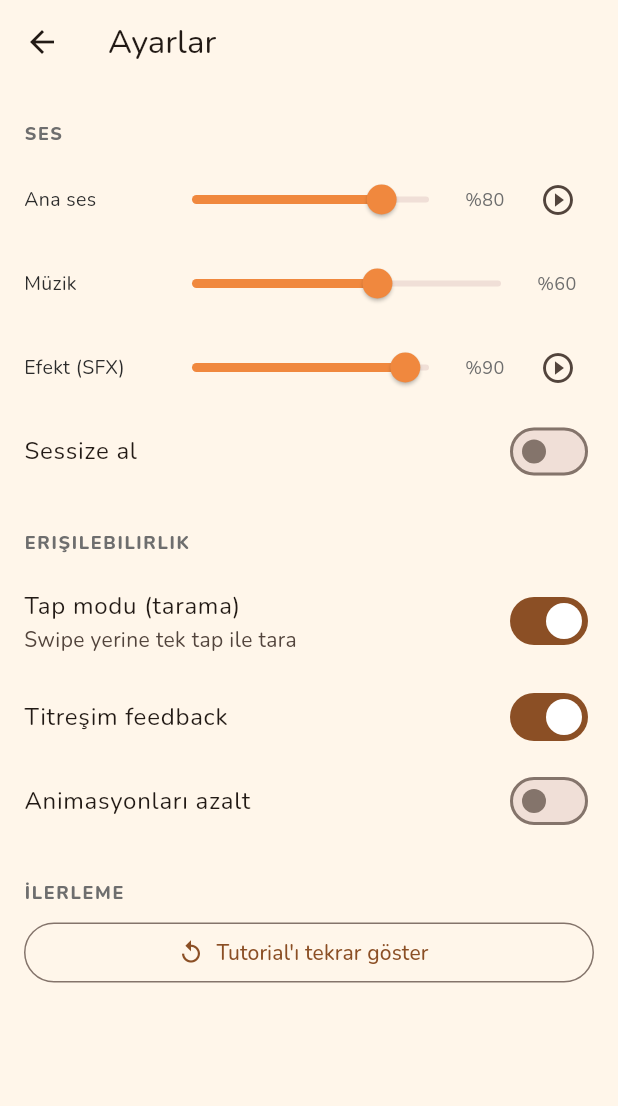
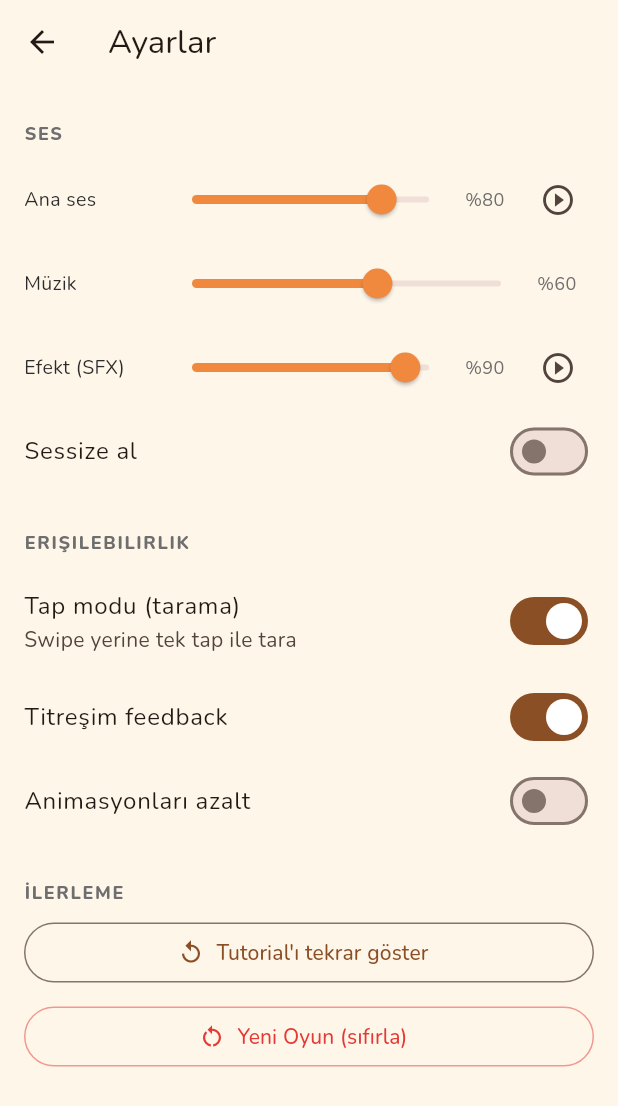
Before and after one commit to mfbilgin/barcode-boss, a Flutter app: the screen it shows after launch, after a tap on the "settings" icon, on a phone screen of 412 x 824 dp. Shown: the top 1106 px of the screen. Run offline on Flutter 3.47's test engine with Material 3 defaults, Android fonts, the phone set to English and light mode, and no system bars; our stand-ins replace firebase_analytics, firebase_core, firebase_crashlytics, flutter_riverpod, go_router, hive and 1 more; missing offline and left inert: flame, flame_audio; accounts and stored records are empty.

Commit message:
feat(v0.1.3): 6 yeni feedback — UX iyileştirmeleri
#1 Gün süresi 150 → 105 sn (1 dk 45 sn). Daha hızlı loop, daha çok
   tester iterasyonu.

#2 'Yeni Oyun (sıfırla)' butonu Home'dan kaldırıldı, Ayarlar > İlerleme
   bölümüne taşındı. Kırmızı vurgu + onay dialog ('Tüm ilerlemen
   silinecek...') — kazara tıklamayı önler. Onay sonrası:
   economy.newGame() + inventory.reset() + tutorial.reset() çağrılır
   ve Home'a yönlendirilir. Ses/erişilebilirlik ayarları korunur.

#3 Home'a XP açıklayıcı kart eklendi:
   - Şu anki XP / sonraki seviye eşiği ('75/100')
   - Progress bar (mevcut seviye içindeki ilerleme)
   - 'Sonraki seviyeye 25 XP' (max seviyede 'En yüksek seviyedesin')
   - 'Geçen gün: +12 XP' (henüz oynanmadıysa '— (henüz oynanmadı)')
   EconomyState'e currentLevelXpFloor, nextLevelXpThreshold,
   levelProgress getter'ları.

#4 Fiyat slider divisions tutarsızlığı (tester: 'Ekmek noktalı, süt
   değil'). Sabit step yerine sabit divisions (20). Step her ürünün
   aralığına göre dinamik hesaplanır → tüm slider'lar 20 tick'le
   tutarlı görünür.

#5 'Default: 🪙 X' → 'Önerilen Fiyat: 🪙 X' — daha açık dil.
   'Esneklik' ve 'Satış olasılığı' label'ları da ARB'ye taşındı.

#6 Her ürün için 'Önerilen Fiyatı Kullan' butonu (slider altında,
   refresh ikonuyla). Zaten önerilen fiyattaysa devre dışı. Tek
   tıkla default fiyata geri döner.

Test: 64/64 ✓, analyze: 0 sorun. v0.1.2+3 → v0.1.3+4.

```diff
--- a/lib/l10n/gen/app_localizations.dart
+++ b/lib/l10n/gen/app_localizations.dart
@@ -118,6 +118,42 @@ abstract class AppLocalizations {
   /// **'Seviye'**
   String get labelLevel;
 
+  /// No description provided for @labelXpProgress.
+  ///
+  /// In tr, this message translates to:
+  /// **'XP'**
+  String get labelXpProgress;
+
+  /// No description provided for @xpProgressValue.
+  ///
+  /// In tr, this message translates to:
+  /// **'{current}/{next}'**
+  String xpProgressValue(int current, int next);
+
+  /// No description provided for @xpRemaining.
+  ///
+  /// In tr, this message translates to:
+  /// **'Sonraki seviyeye {remaining} XP'**
+  String xpRemaining(int remaining);
+
+  /// No description provided for @xpMaxLevel.
+  ///
+  /// In tr, this message translates to:
+  /// **'En yüksek seviyedesin'**
+  String get xpMaxLevel;
+
+  /// No description provided for @xpLastDay.
+  ///
+  /// In tr, this message translates to:
+  /// **'Geçen gün: +{xp} XP'**
+  String xpLastDay(int xp);
+
+  /// No description provided for @xpNoLastDay.
+  ///
+  /// In tr, this message translates to:
+  /// **'Geçen gün: — (henüz oynanmadı)'**
+  String get xpNoLastDay;
+
   /// No description provided for @levelAndShift.
   ///
   /// In tr, this message translates to:
@@ -141,6 +177,60 @@ abstract class AppLocalizations {
   /// In tr, this message translates to:
   /// **'Ayarlar'**
   String get tooltipSettings;
+
+  /// No description provided for @newGameDialogTitle.
+  ///
+  /// In tr, this message translates to:
+  /// **'Yeni oyuna başla?'**
+  String get newGameDialogTitle;
+
+  /// No description provided for @newGameDialogBody.
+  ///
+  /// In tr, this message translates to:
+  /// **'Tüm ilerlemen silinecek: bakiye, gün sayısı, XP, seviye, stoklar, fiyat ayarları ve son rapor. Ses ve erişilebilirlik ayarların korunur. Bu işlem geri alınamaz.'**
+  String get newGameDialogBody;
+
+  /// No description provided for @newGameDialogConfirm.
+  ///
+  /// In tr, this message translates to:
+  /// **'Evet, sıfırla'**
+  String get newGameDialogConfirm;
+
+  /// No description provided for @newGameDialogCancel.
+  ///
+  /// In tr, this message translates to:
+  /// **'İptal'**
+  String get newGameDialogCancel;
+
+  /// No description provided for @snackNewGameDone.
+  ///
+  /// In tr, this message translates to:
+  /// **'Yeni oyun başladı.'**
+  String get snackNewGameDone;
+
+  /// No description provided for @labelRecommendedPrice.
+  ///
+  /// In tr, this message translates to:
+  /// **'Önerilen Fiyat'**
+  String get labelRecommendedPrice;
+
+  /// No description provided for @buttonUseRecommendedPrice.
+  ///
+  /// In tr, this message translates to:
+  /// **'Önerilen Fiyatı Kullan'**
+  String get buttonUseRecommendedPrice;
+
+  /// No description provided for @labelElasticity.
+  ///
+  /// In tr, this message translates to:
+  /// **'Esneklik'**
+  String get labelElasticity;
+
+  /// No description provided for @labelSaleProbability.
+  ///
+  /// In tr, this message translates to:
+  /// **'Satış olasılığı'**
+  String get labelSaleProbability;
 
   /// No description provided for @prepTitle.
   ///
--- a/lib/screens/home_screen.dart
+++ b/lib/screens/home_screen.dart
@@ -6,8 +6,8 @@ import '../app.dart';
 import '../l10n/gen/app_localizations.dart';
 import '../services/bcoin_formatter.dart';
 import '../services/tutorial_service.dart';
+import '../state/app_providers.dart';
 import '../state/economy_state.dart';
-import '../state/inventory_state.dart';
 import '../theme/app_theme.dart';
 import '../widgets/tutorial_banner.dart';
 
@@ -89,6 +89,11 @@ class HomeScreen extends ConsumerWidget {
                           economy.shiftNumber,
                         ),
                       ),
+                      const SizedBox(height: 8),
+                      _XpCard(
+                        economy: economy,
+                        lastShiftXp: ref.watch(lastShiftProvider)?.xpEarned,
+                      ),
                       const SizedBox(height: 32),
                       SizedBox(
                         width: double.infinity,
@@ -97,14 +102,6 @@ class HomeScreen extends ConsumerWidget {
                           icon: const Icon(Icons.play_arrow_rounded),
                           label: Text(l.buttonStartShift),
                         ),
-                      ),
-                      const SizedBox(height: 8),
-                      TextButton(
-                        onPressed: () async {
-                          await ref.read(economyProvider.notifier).newGame();
-                          await ref.read(inventoryProvider.notifier).reset();
-                        },
-                        child: Text(l.buttonNewGame),
                       ),
                     ],
                   ),
@@ -151,3 +148,80 @@ class _StatChip extends StatelessWidget {
     );
   }
 }
+
+/// XP açıklayıcı kart: progress bar + mevcut/sonraki eşik + geçen gün +XP.
+/// Tester feedback: "kullanıcı bir sonraki levelin kaç XP gerektirdiğini,
+/// şu an kaç XP'de olduğunu, bir gün sonunda kaç XP kazandığını görmeli".
+class _XpCard extends StatelessWidget {
+  const _XpCard({required this.economy, required this.lastShiftXp});
+
+  final EconomyState economy;
+
+  /// En son tamamlanan günün kazandırdığı XP. `null` ise henüz gün oynanmadı.
+  final int? lastShiftXp;
+
+  @override
+  Widget build(BuildContext context) {
+    final l = AppLocalizations.of(context);
+    final isMax = economy.storeLevel >= 5;
+    return Container(
+      padding: const EdgeInsets.fromLTRB(16, 12, 16, 14),
+      decoration: BoxDecoration(
+        color: AppColors.surface,
+        borderRadius: BorderRadius.circular(14),
+        boxShadow: const [
+          BoxShadow(
+            color: Color(0x14000000),
+            blurRadius: 8,
+            offset: Offset(0, 2),
+          ),
+        ],
+      ),
+      child: Column(
+        crossAxisAlignment: CrossAxisAlignment.start,
+        children: [
+          Row(
+            children: [
+              Text(
+                '${l.labelXpProgress}: ',
+                style: const TextStyle(color: AppColors.inkSoft),
+              ),
+              Text(
+                isMax
+                    ? '${economy.totalXp}'
+                    : l.xpProgressValue(
+                        economy.totalXp,
+                        economy.nextLevelXpThreshold,
+                      ),
+                style: const TextStyle(fontWeight: FontWeight.w700),
+              ),
+            ],
+          ),
+          const SizedBox(height: 6),
+          ClipRRect(
+            borderRadius: BorderRadius.circular(6),
+            child: LinearProgressIndicator(
+              value: economy.levelProgress,
+              minHeight: 8,
+              backgroundColor: const Color(0x22000000),
+              valueColor:
+                  const AlwaysStoppedAnimation<Color>(AppColors.primary),
+            ),
+          ),
+          const SizedBox(height: 6),
+          Text(
+            isMax ? l.xpMaxLevel : l.xpRemaining(economy.xpToNextLevel),
+            style: const TextStyle(fontSize: 12, color: AppColors.inkSoft),
+          ),
+          const SizedBox(height: 2),
+          Text(
+            lastShiftXp == null
+                ? l.xpNoLastDay
+                : l.xpLastDay(lastShiftXp!),
+            style: const TextStyle(fontSize: 12, color: AppColors.inkSoft),
+          ),
+        ],
+      ),
+    );
+  }
+}
--- a/lib/screens/settings_screen.dart
+++ b/lib/screens/settings_screen.dart
@@ -5,6 +5,8 @@ import 'package:go_router/go_router.dart';
 import '../app.dart';
 import '../l10n/gen/app_localizations.dart';
 import '../services/audio_service.dart';
+import '../state/economy_state.dart';
+import '../state/inventory_state.dart';
 import '../state/settings_state.dart';
 import '../state/tutorial_state.dart';
 import '../theme/app_theme.dart';
@@ -92,9 +94,61 @@ class SettingsScreen extends ConsumerWidget {
             icon: const Icon(Icons.replay),
             label: Text(l.buttonResetTutorial),
           ),
+          const SizedBox(height: 8),
+          // Tehlikeli/yıkıcı işlem — kırmızı vurgu + onay popup ile korunur.
+          OutlinedButton.icon(
+            onPressed: () => _confirmNewGame(context, ref),
+            icon: const Icon(Icons.restart_alt, color: AppColors.patienceLow),
+            label: Text(
+              l.buttonNewGame,
+              style: const TextStyle(color: AppColors.patienceLow),
+            ),
+            style: OutlinedButton.styleFrom(
+              side: BorderSide(
+                color: AppColors.patienceLow.withValues(alpha: 0.5),
+              ),
+            ),
+          ),
         ],
       ),
     );
+  }
+
+  Future<void> _confirmNewGame(BuildContext context, WidgetRef ref) async {
+    final l = AppLocalizations.of(context);
+    final confirmed = await showDialog<bool>(
+      context: context,
+      builder: (ctx) => AlertDialog(
+        title: Text(l.newGameDialogTitle),
+        content: Text(l.newGameDialogBody),
+        actions: [
+          TextButton(
+            onPressed: () => Navigator.of(ctx).pop(false),
+            child: Text(l.newGameDialogCancel),
+          ),
+          FilledButton(
+            style: FilledButton.styleFrom(
+              backgroundColor: AppColors.patienceLow,
+            ),
+            onPressed: () => Navigator.of(ctx).pop(true),
+            child: Text(l.newGameDialogConfirm),
+          ),
+        ],
+      ),
+    );
+    if (confirmed != true || !context.mounted) return;
+
+    await ref.read(economyProvider.notifier).newGame();
+    await ref.read(inventoryProvider.notifier).reset();
+    await ref.read(tutorialProvider.notifier).reset();
+    if (!context.mounted) return;
+    ScaffoldMessenger.of(context).showSnackBar(
+      SnackBar(
+        content: Text(l.snackNewGameDone),
+        duration: const Duration(seconds: 2),
+      ),
+    );
+    context.go(Routes.home);
   }
 }
 
--- a/lib/services/balance.dart
+++ b/lib/services/balance.dart
@@ -18,11 +18,11 @@ abstract class Balance {
     return level;
   }
 
-  /// Vardiya süresi (saniye). Playtest iterasyonu (Faz 5): tüm seviyelerde
-  /// 2.5 dk = 150 sn — kısa loop, hızlı feedback.
+  /// Gün süresi (saniye). Playtest iterasyonu (Faz 5): tüm seviyelerde
+  /// 1 dk 45 sn = 105 sn — kısa loop, hızlı feedback.
   /// GDD §23.1 referans: lvl 1-2 = 5dk, 3-4 = 6dk, 5 = 7dk; playtest tuning
   /// sonrası geri ölçeklenecek.
-  static int shiftDurationSec(int level) => 150;
+  static int shiftDurationSec(int level) => 105;
 
   /// Maksimum sepet boyutu: `2 + min(level*2, 10)` (GDD §13.2, §23.1).
   static int maxBasket(int level) => 2 + (level * 2).clamp(0, 10);
--- a/lib/state/economy_state.dart
+++ b/lib/state/economy_state.dart
@@ -27,6 +27,25 @@ class EconomyState {
   int get xpToNextLevel {
     if (storeLevel >= Balance.maxLevel) return 0;
     return Balance.levelXpThresholds[storeLevel] - totalXp;
+  }
+
+  /// Şu anki seviyenin başlangıç XP eşiği (örn. Lvl 2 → 100).
+  int get currentLevelXpFloor =>
+      Balance.levelXpThresholds[(storeLevel - 1).clamp(0, Balance.maxLevel - 1)];
+
+  /// Sonraki seviyenin XP eşiği. Max seviyede şu anki XP'yi döner
+  /// (UI tarafında "max" olarak gösterilir).
+  int get nextLevelXpThreshold {
+    if (storeLevel >= Balance.maxLevel) return totalXp;
+    return Balance.levelXpThresholds[storeLevel];
+  }
+
+  /// 0..1 arası mevcut seviyedeki ilerleme oranı (progress bar için).
+  double get levelProgress {
+    if (storeLevel >= Balance.maxLevel) return 1.0;
+    final span = nextLevelXpThreshold - currentLevelXpFloor;
+    if (span <= 0) return 1.0;
+    return ((totalXp - currentLevelXpFloor) / span).clamp(0.0, 1.0);
   }
 
   EconomyState copyWith({int? coinsKurus, int? totalXp, int? shiftNumber}) {
--- a/pubspec.yaml
+++ b/pubspec.yaml
@@ -4,7 +4,7 @@ publish_to: 'none'
 
 # Semantic versioning: major.minor.patch+buildNumber
 # v0.1.0 = Faz 0 setup tamamlandığında ilk runnable iskelet
-version: 0.1.2+3
+version: 0.1.3+4
 
 environment:
   sdk: ">=3.0.0 <4.0.0"
```
Also changed, not shown: lib/l10n/app_tr.arb (+28 -0 lines), lib/l10n/gen/app_localizations_tr.dart (+52 -0 lines), lib/screens/prep/fiyat_tab.dart (+51 -15 lines), 1 other file.
